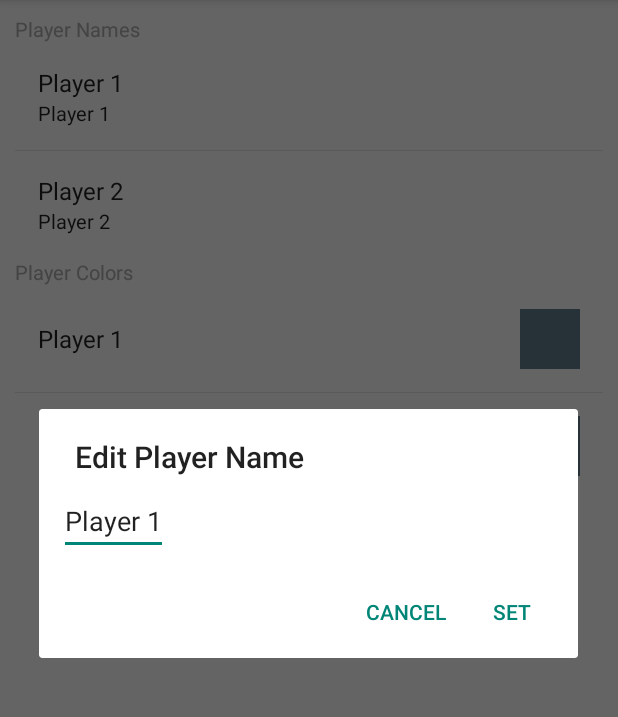
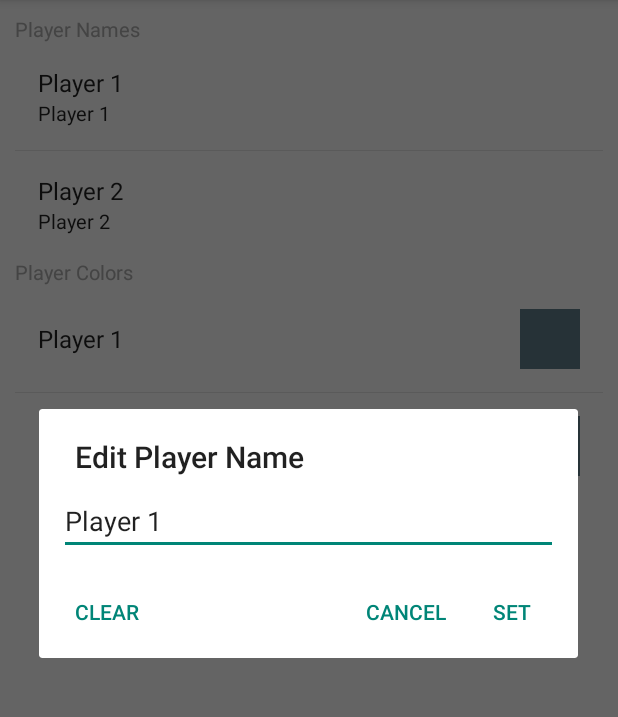
Before and after one commit to tentenponce/GGArbiter, an Android app: the fragment SettingsFragment placed in its activity, after a tap on "Player 1", on a phone screen of 412 x 824 dp, the part 84-801 px from its top. Run offline under Robolectric (Android 15) with nearby library versions, the phone set to English and light mode, and no system bars; our stand-ins replace ButterKnife, CircleImageView.

Commit message:
Updated Change Name Layout

```diff
--- a/app/src/main/java/com/tenten/gameofthegeneralsarbiter/fragments/SettingsFragment.java
+++ b/app/src/main/java/com/tenten/gameofthegeneralsarbiter/fragments/SettingsFragment.java
@@ -87,7 +87,14 @@ public class SettingsFragment extends Fragment implements View.OnClickListener {
         LinearLayout linear_parent = new LinearLayout(getContext());
         edit_player_name = new AppCompatEditText(getContext());
 
+        LinearLayout.LayoutParams layoutParams = new LinearLayout.LayoutParams(
+                ViewGroup.LayoutParams.MATCH_PARENT,
+                ViewGroup.LayoutParams.WRAP_CONTENT
+        );
+
         linear_parent.setPadding(20, 10, 20, 10);
+
+        edit_player_name.setLayoutParams(layoutParams);
         linear_parent.addView(edit_player_name);
 
         changeNameDialog = new AlertDialog.Builder(getContext())
@@ -104,7 +111,20 @@ public class SettingsFragment extends Fragment implements View.OnClickListener {
 
                         initDatas();
                     }
-                }).setNegativeButton("Cancel", new DialogInterface.OnClickListener() {
+                })
+                .setNeutralButton("Clear", new DialogInterface.OnClickListener() {
+                    @Override
+                    public void onClick(DialogInterface dialogInterface, int i) {
+                        if (isPlayer1) { //check if the dialog is for player 1's name
+                            Player.setPlayer1Name(getContext(), Player.DEFAULT_PLAYER_1_NAME);
+                        } else { //otherwise it's for player 2
+                            Player.setPlayer2Name(getContext(), Player.DEFAULT_PLAYER_2_NAME);
+                        }
+
+                        initDatas();
+                    }
+                })
+                .setNegativeButton("Cancel", new DialogInterface.OnClickListener() {
                     @Override
                     public void onClick(DialogInterface dialogInterface, int i) {
                         dialogInterface.dismiss();
--- a/app/src/main/java/com/tenten/gameofthegeneralsarbiter/models/Player.java
+++ b/app/src/main/java/com/tenten/gameofthegeneralsarbiter/models/Player.java
@@ -19,8 +19,8 @@ public class Player {
     private static final String PLAYER_1_COLOR_KEY = "player_1_color";
     private static final String PLAYER_2_COLOR_KEY = "player_2_color";
 
-    private static final String DEFAULT_PLAYER_1_NAME = "Player 1";
-    private static final String DEFAULT_PLAYER_2_NAME = "Player 2";
+    public static final String DEFAULT_PLAYER_1_NAME = "Player 1";
+    public static final String DEFAULT_PLAYER_2_NAME = "Player 2";
 
     private String name;
     private Piece piece;
```
